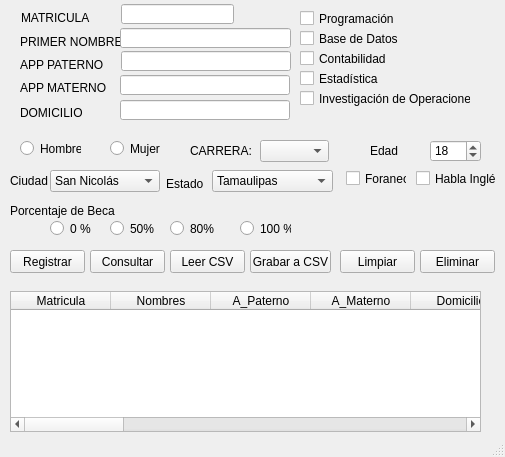
Old version of the form Alumnos.ui in the repository fernandodilland/visualizacion-de-datos-y-aplicaciones-de-escritorio-evidencia-3.
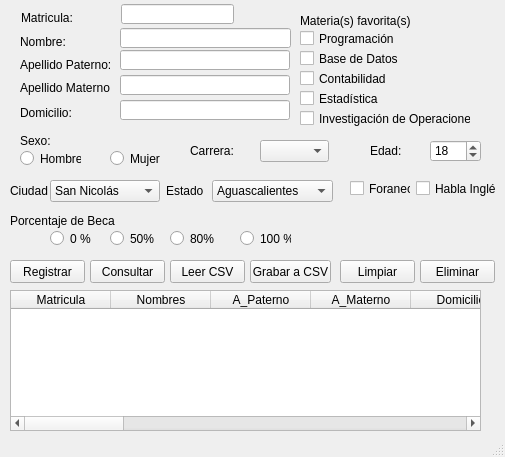
New version of the form. Icons and pictures are not drawn.

Patch:
```diff
--- a/Alumnos.ui
+++ b/Alumnos.ui
@@ -49,7 +49,7 @@
      </rect>
     </property>
     <property name="text">
-     <string>PRIMER NOMBRE:</string>
+     <string>Nombre:</string>
     </property>
    </widget>
    <widget class="QLabel" name="lbl_apppat">
@@ -62,7 +62,7 @@
      </rect>
     </property>
     <property name="text">
-     <string>APP PATERNO</string>
+     <string>Apellido Paterno:</string>
     </property>
    </widget>
    <widget class="QLabel" name="lbl_appmat">
@@ -75,7 +75,7 @@
      </rect>
     </property>
     <property name="text">
-     <string>APP MATERNO</string>
+     <string>Apellido Materno:</string>
     </property>
    </widget>
    <widget class="QLabel" name="lbl_Matricula">
@@ -88,14 +88,14 @@
      </rect>
     </property>
     <property name="text">
-     <string>MATRICULA</string>
+     <string>Matricula:</string>
     </property>
    </widget>
    <widget class="QRadioButton" name="radio_hombre">
     <property name="geometry">
      <rect>
       <x>20</x>
-      <y>140</y>
+      <y>150</y>
       <width>61</width>
       <height>17</height>
      </rect>
@@ -108,7 +108,7 @@
     <property name="geometry">
      <rect>
       <x>110</x>
-      <y>140</y>
+      <y>150</y>
       <width>51</width>
       <height>17</height>
      </rect>
@@ -162,14 +162,14 @@
      </rect>
     </property>
     <property name="text">
-     <string>CARRERA:</string>
+     <string>Carrera:</string>
     </property>
    </widget>
    <widget class="QTableWidget" name="Tabla_Datos">
     <property name="geometry">
      <rect>
       <x>10</x>
-      <y>291</y>
+      <y>290</y>
       <width>471</width>
       <height>141</height>
      </rect>
@@ -269,7 +269,7 @@
     <property name="geometry">
      <rect>
       <x>10</x>
-      <y>250</y>
+      <y>260</y>
       <width>75</width>
       <height>23</height>
      </rect>
@@ -282,7 +282,7 @@
     <property name="geometry">
      <rect>
       <x>340</x>
-      <y>250</y>
+      <y>260</y>
       <width>75</width>
       <height>23</height>
      </rect>
@@ -295,7 +295,7 @@
     <property name="geometry">
      <rect>
       <x>250</x>
-      <y>250</y>
+      <y>260</y>
       <width>81</width>
       <height>23</height>
      </rect>
@@ -308,7 +308,7 @@
     <property name="geometry">
      <rect>
       <x>170</x>
-      <y>250</y>
+      <y>260</y>
       <width>75</width>
       <height>23</height>
      </rect>
@@ -321,7 +321,7 @@
     <property name="geometry">
      <rect>
       <x>420</x>
-      <y>250</y>
+      <y>260</y>
       <width>75</width>
       <height>23</height>
      </rect>
@@ -343,8 +343,8 @@
    <widget class="QLineEdit" name="edt_apppat">
     <property name="geometry">
      <rect>
-      <x>121</x>
-      <y>51</y>
+      <x>120</x>
+      <y>50</y>
       <width>170</width>
       <height>20</height>
      </rect>
@@ -374,7 +374,7 @@
     <property name="geometry">
      <rect>
       <x>90</x>
-      <y>250</y>
+      <y>260</y>
       <width>75</width>
       <height>23</height>
      </rect>
@@ -406,7 +406,7 @@
     <property name="geometry">
      <rect>
       <x>300</x>
-      <y>10</y>
+      <y>30</y>
       <width>121</width>
       <height>17</height>
      </rect>
@@ -419,7 +419,7 @@
     <property name="geometry">
      <rect>
       <x>300</x>
-      <y>30</y>
+      <y>50</y>
       <width>121</width>
       <height>17</height>
      </rect>
@@ -432,7 +432,7 @@
     <property name="geometry">
      <rect>
       <x>300</x>
-      <y>50</y>
+      <y>70</y>
       <width>121</width>
       <height>17</height>
      </rect>
@@ -451,14 +451,14 @@
      </rect>
     </property>
     <property name="text">
-     <string>Edad</string>
+     <string>Edad:</string>
     </property>
    </widget>
    <widget class="QCheckBox" name="chk_estadistica">
     <property name="geometry">
      <rect>
       <x>300</x>
-      <y>70</y>
+      <y>90</y>
       <width>121</width>
       <height>17</height>
      </rect>
@@ -471,7 +471,7 @@
     <property name="geometry">
      <rect>
       <x>300</x>
-      <y>90</y>
+      <y>110</y>
       <width>171</width>
       <height>17</height>
      </rect>
@@ -484,7 +484,7 @@
     <property name="geometry">
      <rect>
       <x>50</x>
-      <y>170</y>
+      <y>180</y>
       <width>110</width>
       <height>22</height>
      </rect>
@@ -524,7 +524,7 @@
     <property name="geometry">
      <rect>
       <x>10</x>
-      <y>170</y>
+      <y>180</y>
       <width>71</width>
       <height>21</height>
      </rect>
@@ -537,7 +537,7 @@
     <property name="geometry">
      <rect>
       <x>166</x>
-      <y>173</y>
+      <y>180</y>
       <width>40</width>
       <height>21</height>
      </rect>
@@ -550,14 +550,14 @@
     <property name="geometry">
      <rect>
       <x>212</x>
-      <y>170</y>
+      <y>180</y>
       <width>121</width>
       <height>22</height>
      </rect>
     </property>
     <item>
      <property name="text">
-      <string>Tamaulipas</string>
+      <string>Aguascalientes</string>
      </property>
     </item>
     <item>
@@ -574,8 +574,8 @@
    <widget class="QCheckBox" name="chk_foraneo">
     <property name="geometry">
      <rect>
-      <x>346</x>
-      <y>170</y>
+      <x>350</x>
+      <y>180</y>
       <width>61</width>
       <height>17</height>
      </rect>
@@ -588,7 +588,7 @@
     <property name="geometry">
      <rect>
       <x>416</x>
-      <y>170</y>
+      <y>180</y>
       <width>80</width>
       <height>17</height>
      </rect>
@@ -601,7 +601,7 @@
     <property name="geometry">
      <rect>
       <x>50</x>
-      <y>220</y>
+      <y>230</y>
       <width>41</width>
       <height>17</height>
      </rect>
@@ -614,7 +614,7 @@
     <property name="geometry">
      <rect>
       <x>110</x>
-      <y>220</y>
+      <y>230</y>
       <width>51</width>
       <height>17</height>
      </rect>
@@ -627,7 +627,7 @@
     <property name="geometry">
      <rect>
       <x>170</x>
-      <y>220</y>
+      <y>230</y>
       <width>51</width>
       <height>17</height>
      </rect>
@@ -640,7 +640,7 @@
     <property name="geometry">
      <rect>
       <x>240</x>
-      <y>220</y>
+      <y>230</y>
       <width>51</width>
       <height>17</height>
      </rect>
@@ -653,7 +653,7 @@
     <property name="geometry">
      <rect>
       <x>10</x>
-      <y>200</y>
+      <y>210</y>
       <width>111</width>
       <height>21</height>
      </rect>
@@ -672,7 +672,7 @@
      </rect>
     </property>
     <property name="text">
-     <string>DOMICILIO</string>
+     <string>Domicilio:</string>
     </property>
    </widget>
    <widget class="QLineEdit" name="edt_domicilio">
@@ -685,6 +685,32 @@
      </rect>
     </property>
    </widget>
+   <widget class="QLabel" name="lbl_domicilio_2">
+    <property name="geometry">
+     <rect>
+      <x>20</x>
+      <y>130</y>
+      <width>90</width>
+      <height>21</height>
+     </rect>
+    </property>
+    <property name="text">
+     <string>Sexo:</string>
+    </property>
+   </widget>
+   <widget class="QLabel" name="lbl_Matricula_2">
+    <property name="geometry">
+     <rect>
+      <x>300</x>
+      <y>10</y>
+      <width>111</width>
+      <height>21</height>
+     </rect>
+    </property>
+    <property name="text">
+     <string>Materia(s) favorita(s):</string>
+    </property>
+   </widget>
   </widget>
   <widget class="QStatusBar" name="statusbar"/>
  </widget>
```
Left out of the diff: 152 changed lines with no effect on the pictures.
